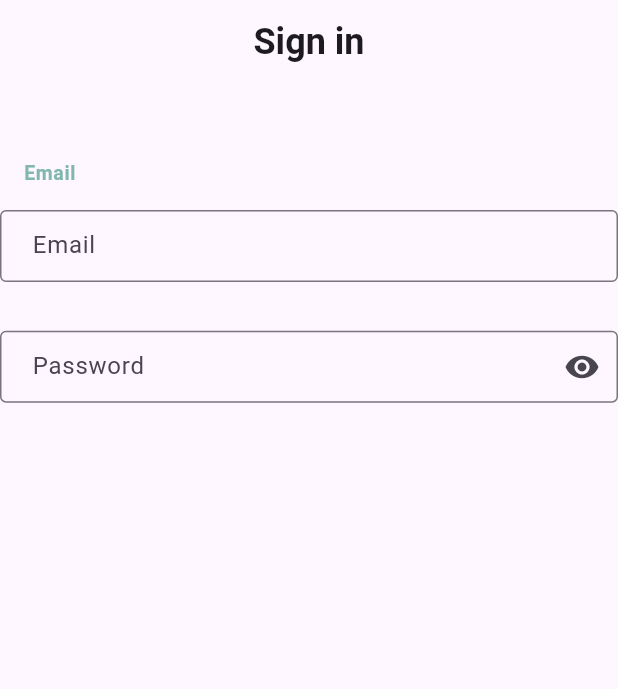
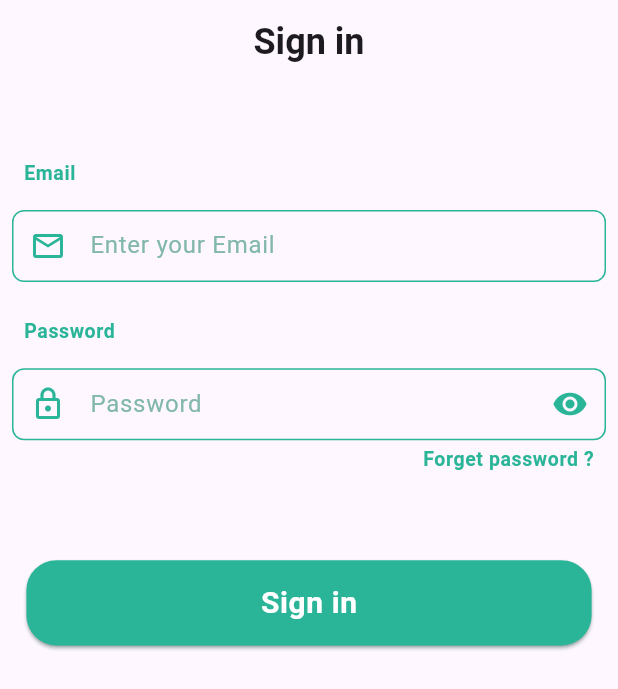
Before and after one commit to SamaaHamayel/anemia-graduation-project, a Flutter app: the screen it shows after launch, on a phone screen of 412 x 824 dp. Shown: the top 689 px of the screen. Run offline on Flutter 3.47's test engine with Material 3 defaults, Android fonts, the phone set to English and light mode, and no system bars; our stand-ins replace dartz, dio, flutter_bloc, flutter_screenutil, flutter_tts, fluttertoast and 6 more; Roboto replaces fonts that are missing (Kodchasan).

Commit message:
continue sign in  screen  hadeer

```diff
--- a/lib/core/utils/appColors/app_colors.dart
+++ b/lib/core/utils/appColors/app_colors.dart
@@ -1,9 +1,11 @@
 import 'package:flutter/material.dart';
 
 class AppColors {
- static const Color primaryColor = Color(0xFF81B7AC);
+ static const Color primaryColor = Color(0xFF2BB598);
  static const Color blackColor = Color(0xFF000000);
  static const Color redColor = Color(0xFFFF0100);
  static const Color greenColor = Color(0xFF0AAE38);
  static const Color lightBlackColor = Color(0xFF535354);
+ static const Color hintTextColor = Color(0xFF81B7AC);
+ static const Color whiteColor = Color(0xFFFFFFFF);
 }
--- a/lib/features/auth/presentation/view/signIn_screen.dart
+++ b/lib/features/auth/presentation/view/signIn_screen.dart
@@ -49,6 +49,7 @@ class SignInScreen extends StatelessWidget {
                     child: Text(AppStrings.email,style: Theme.of(context).textTheme.bodySmall!.copyWith(
                       color: AppColors.primaryColor,
                       fontSize: 13,
+                      fontFamily: "Kodchasan",
                       fontWeight: FontWeight.w600
                     ),),
                   ),
@@ -58,7 +59,8 @@ class SignInScreen extends StatelessWidget {
                   CustomTextFormField(
                     controller:
                         BlocProvider.of<SignInCubit>(context).emailController,
-                    hint: AppStrings.email,
+                    hint: AppStrings.emailHint,
+                    prefixIcon: Icons.email_outlined,
                     keyboardType: TextInputType.emailAddress,
                     validate: (data) {
                       if (data!.isEmpty || !data.contains('@gmail.com')) {
@@ -68,13 +70,24 @@ class SignInScreen extends StatelessWidget {
                     },
                   ),
 
-                  SizedBox(height: 32.h,),
+                  SizedBox(height: 24.h,),
+                  Padding(
+                    padding: const EdgeInsets.only(left: 16),
+                    child: Text(AppStrings.password,style: Theme.of(context).textTheme.bodySmall!.copyWith(
+                        color: AppColors.primaryColor,
+                        fontSize: 13,
+                        fontFamily: "Kodchasan",
+                        fontWeight: FontWeight.w600
+                    ),),
+                  ),
+                  SizedBox(height: 16.h,),
 
                   //!! password
                   CustomTextFormField(
                     controller: BlocProvider.of<SignInCubit>(context)
                         .passwordController,
                     hint: AppStrings.password,
+                    prefixIcon: Icons.lock_outlined,
                     isPassword: BlocProvider.of<SignInCubit>(context)
                         .isLoginPasswordShowing,
                     icon:
@@ -91,6 +104,78 @@ class SignInScreen extends StatelessWidget {
                       return null;
                     },
                   ),
+
+                  Padding(
+                    padding: const EdgeInsets.only(left: 16,top: 4,right: 16),
+                    child: Align(
+                      alignment: Alignment.bottomRight,
+                      child: Text(AppStrings.forgetPassword,style: Theme.of(context).textTheme.bodySmall!.copyWith(
+                          color: AppColors.primaryColor,
+                          fontSize: 13,
+                          fontFamily: "Kodchasan",
+                          fontWeight: FontWeight.w600
+                      ),),
+                    ),
+                  ),
+                  SizedBox(height: 58.h,),
+
+                  // Ink(
+                  //   padding: EdgeInsets.zero,
+                  //   decoration: BoxDecoration(
+                  //     borderRadius: BorderRadius.circular(20),
+                  //     gradient: LinearGradient(
+                  //       begin: Alignment(.05, -1),
+                  //       end: Alignment(-.05, 1),
+                  //       stops: [.5, .5],
+                  //       colors: <Color>[
+                  //         Color(0xFF2BB598),
+                  //         Color(0xFF398272),
+                  //       ],
+                  //     ),
+                  //   ),
+                  //   child: ElevatedButton(onPressed: (){},
+                  //     child: Text(AppStrings.signIn,style: Theme.of(context).textTheme.bodySmall!.copyWith(
+                  //         color: AppColors.whiteColor,
+                  //         fontSize: 20,
+                  //         fontFamily: "Kodchasan",
+                  //         fontWeight: FontWeight.w700
+                  //     ),),
+                  //     style: ElevatedButton.styleFrom(
+                  //        shadowColor: Color(0xFF398272),
+                  //        backgroundColor: Color(0xFF2BB598),
+                  //       shape: RoundedRectangleBorder(
+                  //         borderRadius: BorderRadius.circular(20),
+                  //       ),
+                  //     ),
+                  //   ),
+                  // ),
+
+
+
+
+
+                  Align(
+                    alignment: Alignment.center,
+                    child: Container(
+                      width: 343.w,
+                      height: 56.h,
+                      child: ElevatedButton(onPressed: (){},
+                          child: Text(AppStrings.signIn,style: Theme.of(context).textTheme.bodySmall!.copyWith(
+                              color: AppColors.whiteColor,
+                              fontSize: 20,
+                              fontFamily: "Kodchasan",
+                              fontWeight: FontWeight.w700
+                          ),),
+                        style: ElevatedButton.styleFrom(
+                          shadowColor: Color(0xFF398272),
+                          backgroundColor: Color(0xFF2BB598),
+                          shape: RoundedRectangleBorder(
+                            borderRadius: BorderRadius.circular(20),
+                          ),
+                      ),
+                      ),
+                    ),
+                  ),
                 ],
               ),
             ),
--- a/lib/features/auth/presentation/widgets/customTextFormField.dart
+++ b/lib/features/auth/presentation/widgets/customTextFormField.dart
@@ -15,10 +15,12 @@ class CustomTextFormField extends StatelessWidget {
     this.icon,
     this.suffixIconOnPressed,
     this.keyboardType,
+    this.prefixIcon,
   });
   final TextEditingController controller;
   final String? hint;
   final String? label;
+  final IconData? prefixIcon;
   final TextInputType? keyboardType;
   final String? Function(String?)? validate;
   final bool isPassword;
@@ -26,13 +28,21 @@ class CustomTextFormField extends StatelessWidget {
   final VoidCallback? suffixIconOnPressed;
   @override
   Widget build(BuildContext context) {
-    return TextFormField(
+    return Padding(
+      padding: const EdgeInsets.only(left: 8,right: 8),
+      child: TextFormField(
         keyboardType: keyboardType,
         controller: controller,
         cursorColor: AppColors.primaryColor,
         validator: validate,
         obscureText: isPassword,
         decoration: InputDecoration(
+          enabledBorder: OutlineInputBorder(
+            borderSide: BorderSide(
+              color: AppColors.primaryColor
+            ),
+            borderRadius: BorderRadius.circular(8)
+          ),
           focusedBorder: OutlineInputBorder(
             borderSide: BorderSide(
                 color: AppColors.primaryColor
@@ -46,14 +56,21 @@ class CustomTextFormField extends StatelessWidget {
           ),
           contentPadding: EdgeInsets.symmetric(horizontal: 16.w),
           hintText: hint,
+          hintStyle: TextStyle(
+            color: AppColors.hintTextColor
+          ),
           labelText: label,
+          prefixIcon: Icon(prefixIcon),
+          prefixIconColor: AppColors.primaryColor,
           suffixIcon: IconButton(
             onPressed: suffixIconOnPressed,
             icon: Icon(
               icon,
-           // color: AppColors.primary,
+              color: AppColors.primaryColor,
             ),
           ),
+        ),
+
       ),
     );
   }
```
Lines whose indentation alone changed are shown as unchanged.
